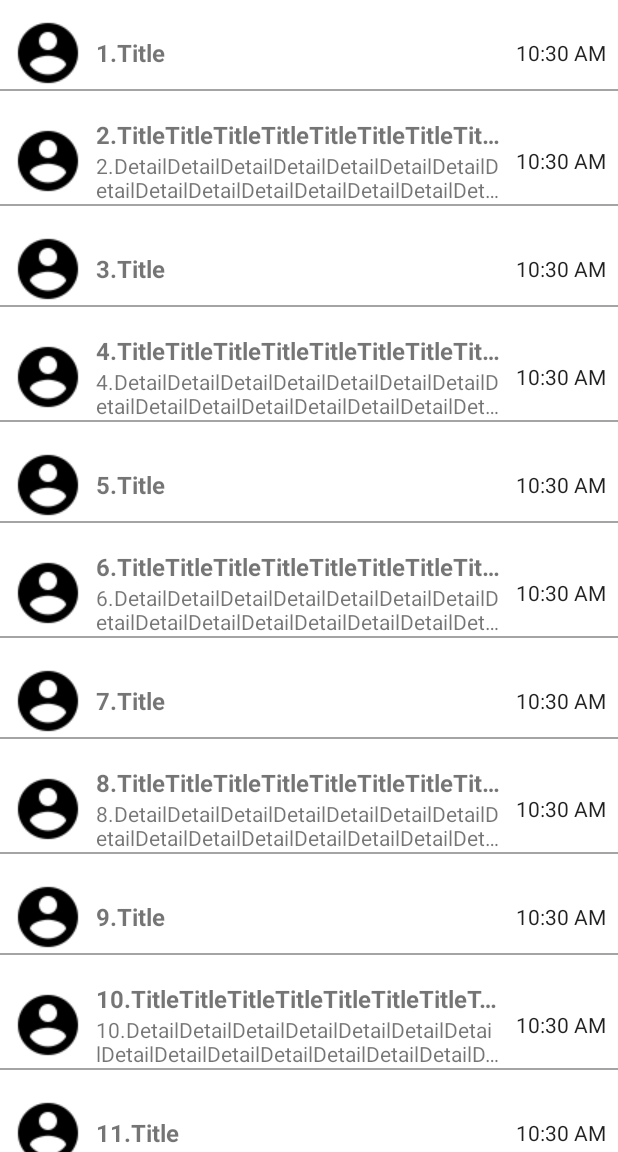
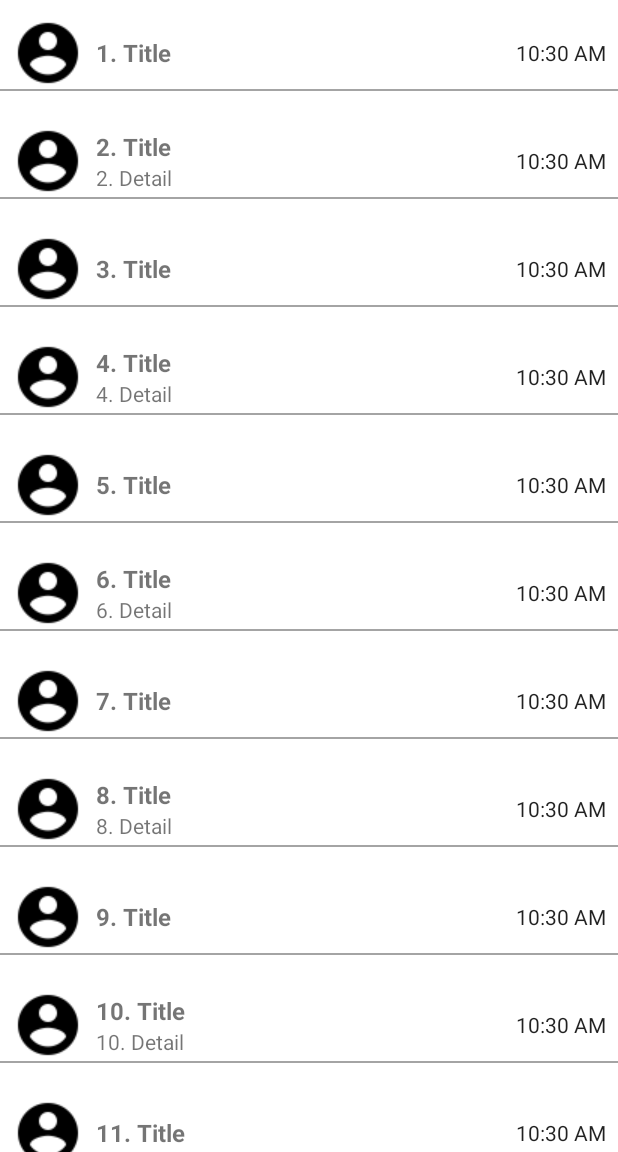
Before and after one commit to alexsemagin/My-App2, an Android app: the screen it shows after launch (MainActivity), on a phone screen of 412 x 824 dp, the part 84-1236 px from its top. Run offline under Robolectric (Android 15) with nearby library versions, the phone set to English and light mode, and no system bars; our stand-ins replace ButterKnife.

Commit message:
Presenter for details and titles

```diff
--- a/app/src/main/java/com/example/robot/myapp2/model/ModelItem.java
+++ b/app/src/main/java/com/example/robot/myapp2/model/ModelItem.java
@@ -37,4 +37,14 @@ public class ModelItem {
         return itemList;
     }
 
+    public static List<ModelItem> getFakeItems() {
+        ArrayList<ModelItem> itemList = new ArrayList<>();
+        for (int i = 1; i < 101; i++) {
+            if (i % 2 == 0)
+                itemList.add(new ModelItem(i + ". Title", i + ". Detail"));
+            else
+                itemList.add(new ModelItem(i + ". Title", ""));
+        }
+        return itemList;
+    }
 }
--- a/app/src/main/java/com/example/robot/myapp2/presenter/MyInterface.java
+++ b/app/src/main/java/com/example/robot/myapp2/presenter/DetailsInterface.java
@@ -4,10 +4,8 @@ package com.example.robot.myapp2.presenter;
  * Created by semaal on 27.03.2017.
  */
 
-public interface MyInterface {
+public interface DetailsInterface {
 
-    void method1();
-
-    void method2();
+    void setTitleAndDetail(String title, String detail);
 
 }
--- a/app/src/main/java/com/example/robot/myapp2/presenter/Presenter.java
+++ /dev/null
@@ -1,27 +0,0 @@
-package com.example.robot.myapp2.presenter;
-
-import android.view.View;
-
-/**
- * Created by semaal on 27.03.2017.
- */
-
-public class Presenter {
-
-    private MyInterface myInterface;
-
-    public Presenter() {
-    }
-
-    public Presenter(MyInterface myInterface) {
-        this.myInterface = myInterface;
-    }
-
-    public void setView(View view) {
-        if (view != null) {
-            ///view.set();
-        } else {
-        }
-    }
-
-}
--- /dev/null
+++ b/app/src/main/java/com/example/robot/myapp2/presenter/TitlesInterface.java
@@ -0,0 +1,15 @@
+package com.example.robot.myapp2.presenter;
+
+
+import java.util.List;
+
+/**
+ * Created by semaal on 27.03.2017.
+ */
+
+public interface TitlesInterface {
+
+    void setList(List list);
+
+    void openNewFragment(String title, String detail);
+}
--- /dev/null
+++ b/app/src/main/java/com/example/robot/myapp2/presenter/TitlesPresenter.java
@@ -0,0 +1,29 @@
+package com.example.robot.myapp2.presenter;
+
+import com.example.robot.myapp2.model.ModelItem;
+
+import java.util.List;
+
+/**
+ * Created by semaal on 27.03.2017.
+ */
+
+public class TitlesPresenter {
+
+    private TitlesInterface titlesInterface;
+
+    public void setView(TitlesInterface titlesInterface) {
+        this.titlesInterface = titlesInterface;
+    }
+
+    public void getData() {
+        List<ModelItem> list = ModelItem.getFakeItems();
+        if (titlesInterface != null) {
+            titlesInterface.setList(list);
+        }
+    }
+
+    public void onItemSelected(String title, String detail) {
+        titlesInterface.openNewFragment(title, detail);
+    }
+}
--- a/app/src/main/java/com/example/robot/myapp2/ui/test_task/TitlesFragment.java
+++ b/app/src/main/java/com/example/robot/myapp2/ui/test_task/TitlesFragment.java
@@ -12,30 +12,31 @@ import android.view.View;
 import android.view.ViewGroup;
 
 import com.example.robot.myapp2.R;
-import com.example.robot.myapp2.model.ModelItem;
-import com.example.robot.myapp2.presenter.MyInterface;
-import com.example.robot.myapp2.presenter.Presenter;
+import com.example.robot.myapp2.presenter.TitlesInterface;
+import com.example.robot.myapp2.presenter.TitlesPresenter;
+
+import java.util.List;
 
 import butterknife.BindView;
 import butterknife.ButterKnife;
 
-public class TitlesFragment extends Fragment implements RecyclerAdapter.OnItemSelected, MyInterface {
+public class TitlesFragment extends Fragment implements RecyclerAdapter.OnItemSelected, TitlesInterface {
 
     @BindView(R.id.recycler)
     RecyclerView recyclerView;
     private RecyclerAdapter rAdapter;
     private static final String TITLE = "title";
     private static final String DETAIL = "detail";
+    private TitlesPresenter mtitlesPresenter;
 
     Toolbar toolbar;
 
     @Override
     public void onCreate(Bundle savedInstanceState) {
         super.onCreate(savedInstanceState);
-        Presenter pr = new Presenter();
+        mtitlesPresenter = new TitlesPresenter();
         setRetainInstance(true);
         rAdapter = new RecyclerAdapter(getActivity(), this);
-        rAdapter.setList(ModelItem.getFakeItems(getActivity()));
     }
 
     @Override
@@ -54,10 +55,16 @@ public class TitlesFragment extends Fragment implements RecyclerAdapter.OnItemSe
         toolbar.setTitle(R.string.app_name);
         toolbar.setNavigationIcon(R.mipmap.ic_arrow_back_white_24dp);
         toolbar.setNavigationOnClickListener(v -> getActivity().onBackPressed());
+        mtitlesPresenter.setView(this);
+        mtitlesPresenter.getData();
     }
 
     @Override
     public void onItemSelected(String title, String detail) {
+        mtitlesPresenter.onItemSelected(title, detail);
+    }
+
+    public void openNewFragment(String title, String detail) {
         FragmentTransaction ft = getActivity().getSupportFragmentManager().beginTransaction();
         DetailsFragment det = new DetailsFragment();
         Bundle bundle = new Bundle();
@@ -70,15 +77,11 @@ public class TitlesFragment extends Fragment implements RecyclerAdapter.OnItemSe
     @Override
     public void onDestroyView() {
         super.onDestroyView();
+        mtitlesPresenter.setView(null);
     }
 
     @Override
-    public void method1() {
-
-    }
-
-    @Override
-    public void method2() {
-
+    public void setList(List list) {
+        rAdapter.setList(list);
     }
 }
--- a/app/src/main/res/layout/item_card.xml
+++ b/app/src/main/res/layout/item_card.xml
@@ -5,10 +5,10 @@
     android:id="@+id/card_content"
     android:layout_width="match_parent"
     android:layout_height="wrap_content"
+    android:background="@color/colorWhite"
     android:gravity="center"
     android:minHeight="72dp"
-    android:orientation="vertical"
-    android:background="@color/colorWhite">
+    android:orientation="vertical">
 
     <LinearLayout
         android:id="@+id/lin"
@@ -21,16 +21,16 @@
         android:paddingRight="@dimen/material_layout_keylines_horizontal_mobile_margin">
 
         <LinearLayout
-            android:orientation="horizontal"
             android:layout_width="wrap_content"
             android:layout_height="match_parent"
-            android:gravity="center">
+            android:gravity="center"
+            android:orientation="horizontal">
 
             <ImageView
                 android:id="@+id/imageView"
                 android:layout_width="wrap_content"
                 android:layout_height="wrap_content"
-                app:srcCompat="@drawable/ic_account_circle_black_24dp"/>
+                app:srcCompat="@drawable/ic_account_circle_black_24dp" />
 
         </LinearLayout>
 
@@ -42,7 +42,7 @@
             android:gravity="center"
             android:orientation="vertical"
             android:paddingLeft="8dp"
-            android:paddingRight="8dp" >
+            android:paddingRight="8dp">
 
             <TextView
                 android:id="@+id/item_title"
@@ -66,17 +66,15 @@
         </LinearLayout>
 
         <LinearLayout
-            android:orientation="horizontal"
-            android:layout_width="wrap_content"
+            android:layout_width="60dp"
             android:layout_height="match_parent"
-            android:gravity="center|right">
+            android:gravity="center|right"
+            android:orientation="horizontal">
 
-        <TextClock
-            android:id="@+id/clock"
-            android:layout_width="wrap_content"
-            android:layout_height="wrap_content"
-            android:layout_toEndOf="@+id/linear"
-            android:layout_toRightOf="@+id/linear" />
+            <TextClock
+                android:id="@+id/clock"
+                android:layout_width="wrap_content"
+                android:layout_height="wrap_content" />
 
         </LinearLayout>
 
```
Also changed, not shown: app/src/main/java/com/example/robot/myapp2/presenter/DetailsPresenter.java (added, +26 -0 lines), app/src/main/java/com/example/robot/myapp2/ui/test_task/DetailsFragment.java (+13 -13 lines).
